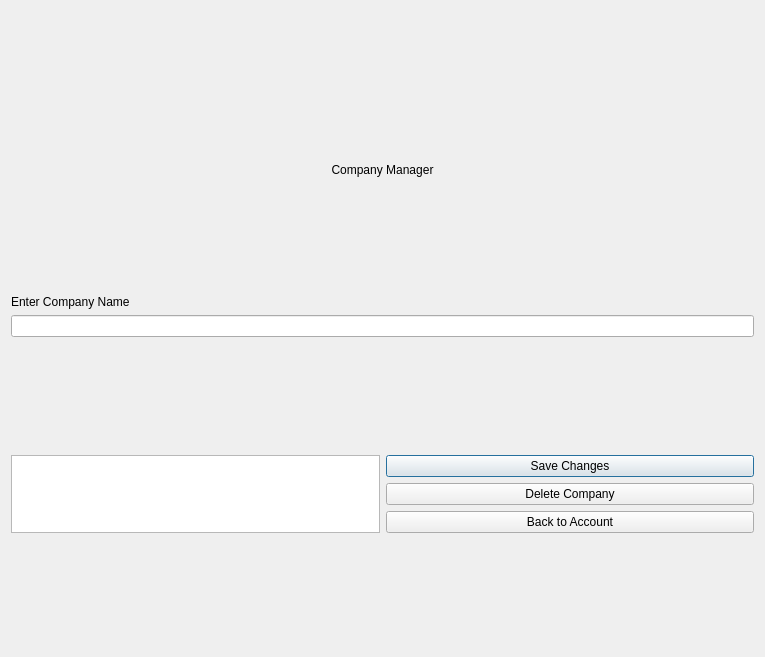
Before: the Qt Designer form UsersWindows/HandleWindow/HandleCompanyInfoCore/handlecompanyinfo.ui in splitmindq/task-management, drawn with Qt 5.
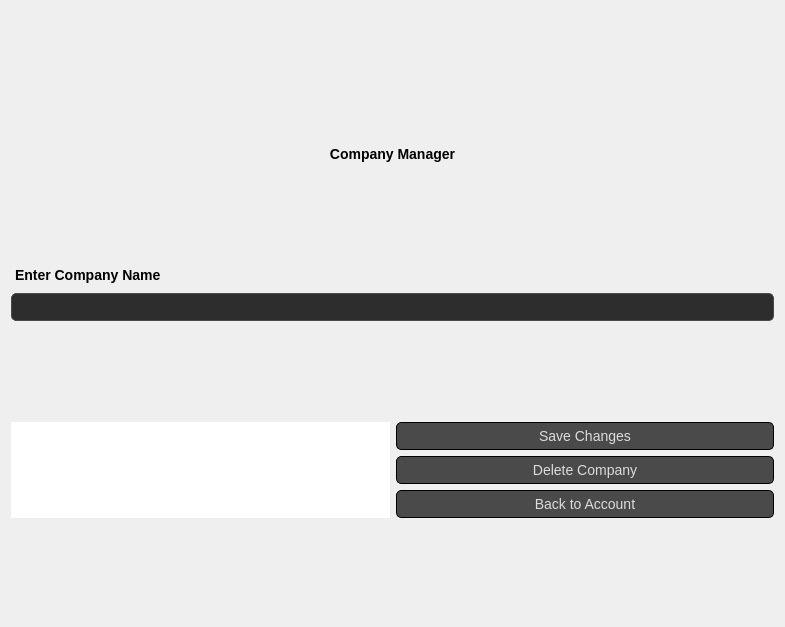
After: the same form once the commit is applied.

Diff of the .ui file:
```diff
--- a/UsersWindows/HandleWindow/HandleCompanyInfoCore/handlecompanyinfo.ui
+++ b/UsersWindows/HandleWindow/HandleCompanyInfoCore/handlecompanyinfo.ui
@@ -6,13 +6,75 @@
    <rect>
     <x>0</x>
     <y>0</y>
-    <width>765</width>
-    <height>657</height>
+    <width>785</width>
+    <height>627</height>
    </rect>
   </property>
+  <property name="sizePolicy">
+   <sizepolicy hsizetype="Fixed" vsizetype="Preferred">
+    <horstretch>0</horstretch>
+    <verstretch>0</verstretch>
+   </sizepolicy>
+  </property>
   <property name="windowTitle">
    <string>HandleCompanyInfo</string>
   </property>
+  <property name="styleSheet">
+   <string notr="true">
+QLineEdit {
+    background-color: #2d2d2d; /* Темный фон для полей ввода */
+    border: 1px solid #4a4a4a; /* Тонкая граница */
+    border-radius: 5px; /* Закругленные углы */
+    padding: 5px;
+    color: #dcdcdc; /* Светлый цвет текста */
+}
+
+QLineEdit:focus {
+    border: 1px solid #6a5acd; /* При фокусе — светло-фиолетовая граница */
+    background-color: #353535; /* Слегка светлее фон при фокусе */
+}
+
+QPushButton {
+    background-color: #4a4a4a; /* Темно-серый фон кнопок */
+    border: 1px solid black; /* Граница с фиолетовым оттенком */
+    border-radius: 5px; /* Закругленные углы кнопок */
+    padding: 5px;
+    color: #dcdcdc; /* Светлый текст на кнопках */
+    font-size: 14px;
+}
+
+QPushButton:hover {
+    border-color: #8a7fb3; /* Светлая граница */
+}
+
+QPushButton:pressed {
+    background-color: #5a4f85; /* Темный фиолетовый при нажатии */
+}
+
+QLabel {
+    font-size: 14px;
+    font-weight: bold;
+    margin-bottom: 4px;
+}
+
+QFrame {
+    border: none;
+}
+
+QGroupBox {
+    border: 1px solid #3a3a3a;
+    border-radius: 5px;
+    padding: 10px;
+    background-color: #2d2d2d;
+}
+
+QGroupBox:title {
+    color: #dcdcdc;
+    padding: 5px;
+    font-size: 18px;
+}
+</string>
+  </property>
   <layout class="QVBoxLayout" name="verticalLayout_2">
    <item>
     <spacer name="verticalSpacer">
```
